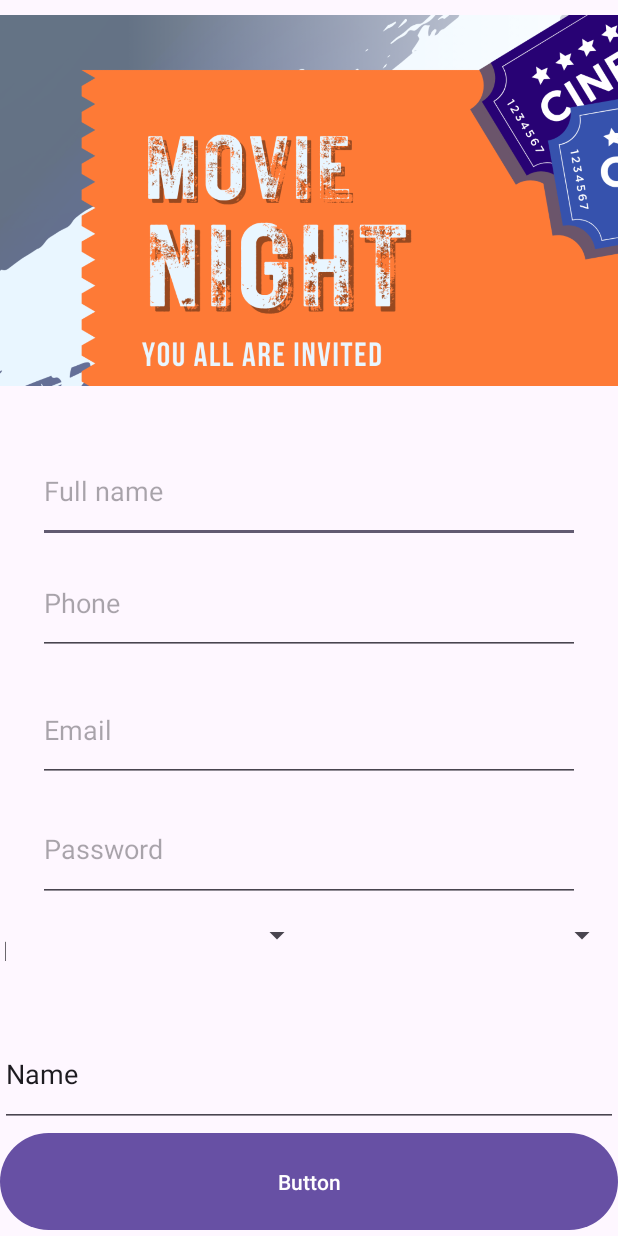
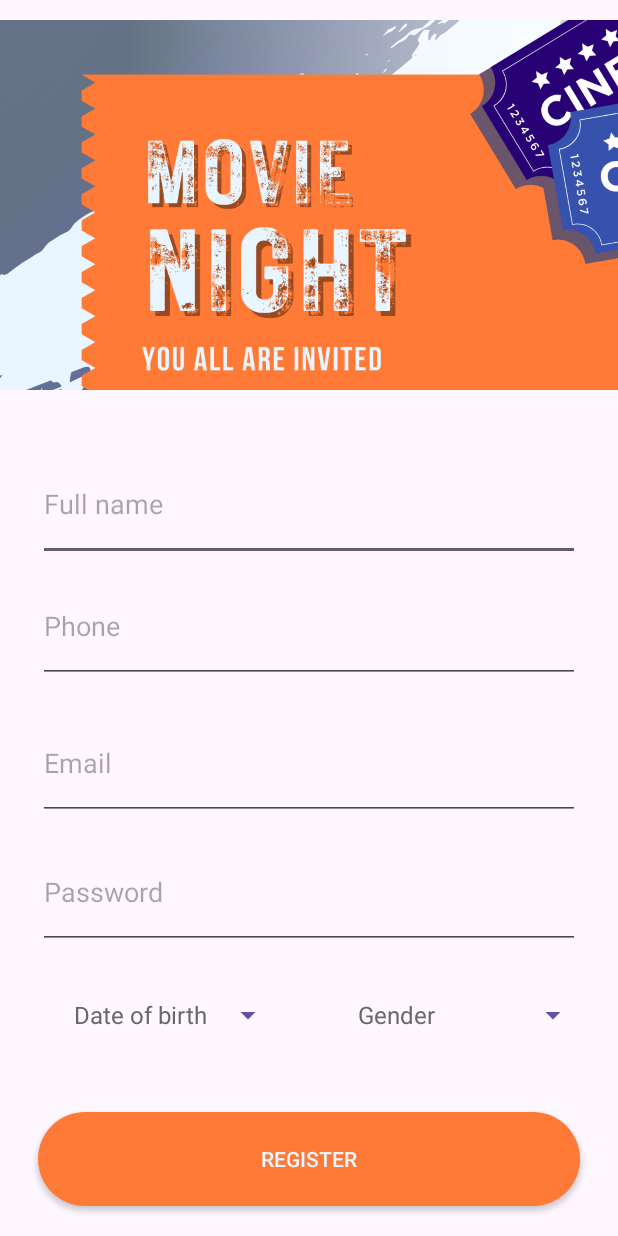
Before and after one commit to Nguyenngotramy/BookTicketsMobile, an Android app: the Register screen opened directly, with no data from a screen before it, on a phone screen of 412 x 824 dp. Run offline under Robolectric (Android 15) with nearby library versions, the phone set to English and light mode, and no system bars.

Commit message:
registerUI

```diff
--- a/app/src/main/java/com/example/bookticketsmobile/Register.kt
+++ b/app/src/main/java/com/example/bookticketsmobile/Register.kt
@@ -1,18 +1,111 @@
 package com.example.bookticketsmobile
+import android.R
+import android.app.AlertDialog
+import android.app.DatePickerDialog
+import android.app.DatePickerDialog.OnDateSetListener
+import android.os.Bundle
+import android.view.View
+import android.widget.ArrayAdapter
+import androidx.appcompat.app.AppCompatActivity
+import com.example.bookticketsmobile.databinding.ActivityRegisterBinding
+import java.util.Calendar
 
-import android.app.DatePickerDialog
-import androidx.appcompat.app.AppCompatActivity
-import android.os.Bundle
-import com.example.bookticketsmobile.databinding.ActivityRegisterBinding
+class Register : AppCompatActivity() {
 
-private lateinit var binding:ActivityRegisterBinding
-class Register : AppCompatActivity() {
+    private lateinit var binding: ActivityRegisterBinding
+    private var datePickerDialog: DatePickerDialog? = null
+
     override fun onCreate(savedInstanceState: Bundle?) {
         super.onCreate(savedInstanceState)
-        setContentView(R.layout.activity_register)
         binding = ActivityRegisterBinding.inflate(layoutInflater)
         setContentView(binding.root)
+       /* val list = mutableListOf<String>()
+        list.add("Male")
+        list.add("FeMale")
 
+        //khai bao bo dieu huong
+        val adt = ArrayAdapter(this,
+            R.layout.simple_spinner_item,list
+        )
+        //goi spinner
+        binding.spnGioiTinh.adapter = adt*/
+        initDatePicker()
     }
 
+    private fun getTodaysDate(): String? {
+        val cal: Calendar = Calendar.getInstance()
+        val year: Int = cal.get(Calendar.YEAR)
+        var month: Int = cal.get(Calendar.MONTH)
+        month = month + 1
+        val day: Int = cal.get(Calendar.DAY_OF_MONTH)
+        return makeDateString(day, month, year)
+    }
+
+    private fun initDatePicker() {
+        val dateSetListener =
+            OnDateSetListener { datePicker, year, month, day ->
+                var month = month
+                month = month + 1
+                val date = makeDateString(day, month, year)
+                binding.datePickerButton.setText(date)
+            }
+        val cal: Calendar = Calendar.getInstance()
+        val year: Int = cal.get(Calendar.YEAR)
+        val month: Int = cal.get(Calendar.MONTH)
+        val day: Int = cal.get(Calendar.DAY_OF_MONTH)
+        val style: Int = AlertDialog.THEME_HOLO_LIGHT
+        datePickerDialog = DatePickerDialog(this, style, dateSetListener, year, month, day)
+        //datePickerDialog.getDatePicker().setMaxDate(System.currentTimeMillis());
+    }
+
+    private fun makeDateString(day: Int, month: Int, year: Int): String? {
+        return getMonthFormat(month) + " " + day + " " + year
+    }
+
+    private fun getMonthFormat(month: Int): String {
+        if (month == 1) return "JAN"
+        if (month == 2) return "FEB"
+        if (month == 3) return "MAR"
+        if (month == 4) return "APR"
+        if (month == 5) return "MAY"
+        if (month == 6) return "JUN"
+        if (month == 7) return "JUL"
+        if (month == 8) return "AUG"
+        if (month == 9) return "SEP"
+        if (month == 10) return "OCT"
+        if (month == 11) return "NOV"
+        return if (month == 12) "DEC" else "JAN"
+    }
+
+    fun openDatePicker(view: View?) {
+        datePickerDialog?.show()
+    }
+    private fun showGenderDialog() {
+        val genderOptions = arrayOf("Male", "Female", "Other")
+
+        val builder = AlertDialog.Builder(this)
+        builder.setTitle("Select Gender")
+            .setItems(genderOptions) { dialog, which ->
+                val selectedGender = genderOptions[which]
+                // Xử lý khi người dùng chọn giới tính
+                // Ví dụ:
+                // when (selectedGender) {
+                //     "Male" -> { /* Xử lý khi chọn giới tính Nam */ }
+                //     "Female" -> { /* Xử lý khi chọn giới tính Nữ */ }
+                //     "Other" -> { /* Xử lý khi chọn giới tính Khác */ }
+                // }
+                binding.btnGender.text = selectedGender
+                dialog.dismiss()
+            }
+
+        val dialog = builder.create()
+        dialog.show()
+    }
+
+    fun opengender(view: View?) {
+        showGenderDialog()
+    }
+
+
+
 }
--- a/app/src/main/res/layout/activity_register.xml
+++ b/app/src/main/res/layout/activity_register.xml
@@ -73,41 +73,48 @@
         android:layout_weight="1"
         android:orientation="horizontal">
 
-        <EditText
-            android:id="@+id/editTextText7"
-            android:layout_width="wrap_content"
+        <Button
+            android:id="@+id/datePickerButton"
+            style="?android:spinnerStyle"
+            android:layout_width="164dp"
             android:layout_height="wrap_content"
-            android:layout_weight="1"
-            android:ems="10"
-            android:inputType="text"
-            android:text="Name" />
+            android:layout_marginLeft="25dp"
+            android:layout_marginTop="10dp"
+            android:layout_marginRight="25dp"
+            android:onClick="openDatePicker"
+            android:text="Date of birth"
+            android:textColor="#686868"
+            android:textSize="16dp"
+            app:layout_constraintLeft_toLeftOf="parent"
+            app:layout_constraintRight_toRightOf="parent"
+            app:layout_constraintTop_toBottomOf="@+id/txtDate" />
 
-        <Spinner
-            android:id="@+id/spinner"
-            android:layout_width="match_parent"
+        <Button
+            android:id="@+id/btnGender"
+            style="?android:spinnerStyle"
+            android:layout_width="178dp"
             android:layout_height="wrap_content"
-            android:layout_weight="1" />
-
-        <Spinner
-            android:id="@+id/spinner2"
-            android:layout_width="match_parent"
-            android:layout_height="wrap_content"
-            android:layout_weight="1" />
+            android:layout_marginTop="10dp"
+            android:layout_marginRight="25dp"
+            android:onClick="opengender"
+            android:text="Gender"
+            android:textColor="#686868"
+            android:textSize="16dp"
+            app:layout_constraintLeft_toLeftOf="parent"
+            app:layout_constraintRight_toRightOf="parent"
+            app:layout_constraintTop_toBottomOf="@+id/txtGender" />
     </LinearLayout>
 
-    <EditText
-        android:id="@+id/editTextText8"
-        android:layout_width="match_parent"
-        android:layout_height="wrap_content"
-        android:layout_weight="1"
-        android:ems="10"
-        android:inputType="text"
-        android:text="Name" />
-
-    <Button
+    <androidx.appcompat.widget.AppCompatButton
         android:id="@+id/button2"
         android:layout_width="match_parent"
-        android:layout_height="wrap_content"
+        android:layout_height="32dp"
+        android:layout_marginLeft="25dp"
+        android:layout_marginTop="10dp"
+        android:layout_marginRight="25dp"
+        android:layout_marginBottom="20dp"
         android:layout_weight="1"
-        android:text="Button" />
+        android:background="@drawable/buttonlogin"
+        android:text="Register"
+        android:textColor="@color/whiteblue" />
 </LinearLayout>
```
Also changed, not shown: app/src/main/java/com/example/bookticketsmobile/FragmentSpinnerDate.kt (deleted, +0 -75 lines), app/src/main/res/layout/fragment_spinner_date.xml (deleted, +0 -14 lines), app/src/main/res/layout/fragment_spinner_date2.xml (deleted, +0 -14 lines).
